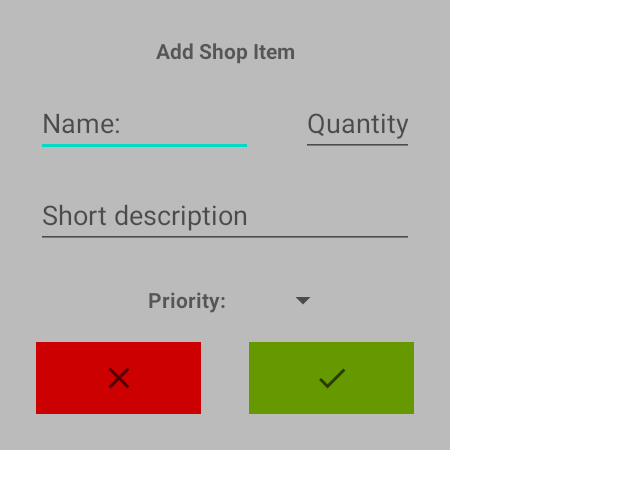
After one commit to zvonimirplivelic/ShopHopper, an Android app: the layout dialog_add_shop_item.xml on its own in the app's theme, with its tools: preview values and no code run, on a phone screen of 412 x 824 dp. The commit adds this screen. Shown: the top 489 px of the screen. Run offline under Robolectric (Android 15) with nearby library versions, the phone set to English and light mode, and no system bars.

Commit message:
Creating add item dialog layout

```diff
--- a/app/src/main/java/com/zvonimirplivelic/shophopper/ui/MainActivity.kt
+++ b/app/src/main/java/com/zvonimirplivelic/shophopper/ui/MainActivity.kt
@@ -2,7 +2,6 @@ package com.zvonimirplivelic.shophopper.ui
 
 import androidx.appcompat.app.AppCompatActivity
 import android.os.Bundle
-import androidx.lifecycle.ViewModelProvider
 import androidx.lifecycle.ViewModelProviders
 import com.zvonimirplivelic.shophopper.R
 import com.zvonimirplivelic.shophopper.db.ShopDatabase
@@ -17,6 +16,6 @@ class MainActivity : AppCompatActivity() {
         val repository = ShopRepository(database)
         val factory = ShopViewModelFactory(repository)
 
-        val viewModel = ViewModelProviders.of(this, factory).get(ShopViewModel::class.java)
+        val viewModel = ViewModelProviders.of(this, factory).get(ShopListViewModel::class.java)
     }
 }
--- a/app/src/main/java/com/zvonimirplivelic/shophopper/ui/ShopListViewModel.kt
+++ b/app/src/main/java/com/zvonimirplivelic/shophopper/ui/ShopListViewModel.kt
@@ -7,7 +7,7 @@ import kotlinx.coroutines.CoroutineScope
 import kotlinx.coroutines.Dispatchers
 import kotlinx.coroutines.launch
 
-class ShopViewModel(
+class ShopListViewModel(
     private val repository: ShopRepository
 ) : ViewModel() {
 
--- a/app/src/main/java/com/zvonimirplivelic/shophopper/ui/ShopViewModelFactory.kt
+++ b/app/src/main/java/com/zvonimirplivelic/shophopper/ui/ShopViewModelFactory.kt
@@ -8,6 +8,6 @@ class ShopViewModelFactory(
     private val repository: ShopRepository
 ): ViewModelProvider.NewInstanceFactory() {
     override fun <T : ViewModel?> create(modelClass: Class<T>): T {
-        return ShopViewModel(repository) as T
+        return ShopListViewModel(repository) as T
     }
 }
--- /dev/null
+++ b/app/src/main/res/drawable/ic_cancel.xml
@@ -0,0 +1,10 @@
+<vector xmlns:android="http://schemas.android.com/apk/res/android"
+    android:width="24dp"
+    android:height="24dp"
+    android:viewportWidth="24"
+    android:viewportHeight="24"
+    android:tint="?attr/colorControlNormal">
+  <path
+      android:fillColor="@android:color/white"
+      android:pathData="M19,6.41L17.59,5 12,10.59 6.41,5 5,6.41 10.59,12 5,17.59 6.41,19 12,13.41 17.59,19 19,17.59 13.41,12z"/>
+</vector>
--- /dev/null
+++ b/app/src/main/res/drawable/ic_check.xml
@@ -0,0 +1,10 @@
+<vector xmlns:android="http://schemas.android.com/apk/res/android"
+    android:width="24dp"
+    android:height="24dp"
+    android:viewportWidth="24"
+    android:viewportHeight="24"
+    android:tint="?attr/colorControlNormal">
+  <path
+      android:fillColor="@android:color/white"
+      android:pathData="M9,16.17L4.83,12l-1.42,1.41L9,19 21,7l-1.41,-1.41z"/>
+</vector>
--- /dev/null
+++ b/app/src/main/res/layout/dialog_add_shop_item.xml
@@ -0,0 +1,107 @@
+<?xml version="1.0" encoding="utf-8"?>
+<androidx.constraintlayout.widget.ConstraintLayout xmlns:android="http://schemas.android.com/apk/res/android"
+    xmlns:app="http://schemas.android.com/apk/res-auto"
+    android:layout_width="300dp"
+    android:layout_height="wrap_content"
+    android:background="#bbbbbb"
+    android:padding="8dp">
+
+    <TextView
+        android:id="@+id/tvTitle"
+        android:layout_width="wrap_content"
+        android:layout_height="wrap_content"
+        android:layout_margin="16dp"
+        android:text="Add Shop Item"
+        android:textStyle="bold"
+        app:layout_constraintLeft_toLeftOf="parent"
+        app:layout_constraintRight_toRightOf="parent"
+        app:layout_constraintTop_toTopOf="parent" />
+
+    <EditText
+        android:id="@+id/etItemName"
+        android:layout_width="0dp"
+        android:layout_height="wrap_content"
+        android:layout_margin="16dp"
+        android:hint="Name: "
+        android:inputType="text"
+        android:maxLength="16"
+        app:layout_constraintLeft_toLeftOf="parent"
+        app:layout_constraintRight_toLeftOf="@id/etItemQuantity"
+        app:layout_constraintTop_toBottomOf="@id/tvTitle" />
+
+    <EditText
+        android:id="@+id/etItemQuantity"
+        android:layout_width="75dp"
+        android:layout_height="wrap_content"
+        android:layout_margin="16dp"
+        android:hint="Quantity: "
+        android:inputType="number"
+        android:maxLength="2"
+        app:layout_constraintLeft_toRightOf="@id/etItemName"
+        app:layout_constraintRight_toRightOf="parent"
+        app:layout_constraintTop_toBottomOf="@id/tvTitle" />
+
+    <EditText
+        android:id="@+id/etItemDescription"
+        android:layout_width="match_parent"
+        android:layout_height="wrap_content"
+        android:layout_margin="16dp"
+        android:hint="Short description"
+        app:layout_constraintLeft_toLeftOf="parent"
+        app:layout_constraintRight_toRightOf="parent"
+        app:layout_constraintTop_toBottomOf="@id/etItemName" />
+
+    <TextView
+        android:id="@+id/spinnerLabel"
+        android:layout_width="wrap_content"
+        android:layout_height="wrap_content"
+        android:layout_margin="16dp"
+        android:labelFor="@id/spinnerPriority"
+        android:padding="8dp"
+        android:text="Priority: "
+        android:textStyle="bold"
+        app:layout_constraintEnd_toStartOf="@+id/spinnerPriority"
+        app:layout_constraintHorizontal_bias="0.5"
+        app:layout_constraintHorizontal_chainStyle="packed"
+        app:layout_constraintStart_toStartOf="parent"
+        app:layout_constraintTop_toBottomOf="@id/etItemDescription" />
+
+    <Spinner
+        android:id="@+id/spinnerPriority"
+        android:layout_width="wrap_content"
+        android:layout_height="wrap_content"
+        android:labelFor="@id/spinnerPriority"
+        android:padding="8dp"
+        app:layout_constraintBottom_toBottomOf="@id/spinnerLabel"
+        app:layout_constraintEnd_toEndOf="parent"
+        app:layout_constraintHorizontal_bias="0.5"
+        app:layout_constraintStart_toEndOf="@+id/spinnerLabel"
+        app:layout_constraintTop_toTopOf="@id/spinnerLabel" />
+
+    <ImageButton
+        android:id="@+id/ibCancel"
+        android:layout_width="0dp"
+        android:layout_height="48dp"
+        android:layout_margin="16dp"
+        android:background="@android:color/holo_red_dark"
+        android:src="@drawable/ic_cancel"
+        app:layout_constraintBottom_toBottomOf="parent"
+        app:layout_constraintLeft_toLeftOf="parent"
+        app:layout_constraintRight_toLeftOf="@id/ibConfirm"
+        app:layout_constraintTop_toBottomOf="@id/spinnerPriority" />
+
+
+    <ImageButton
+        android:id="@+id/ibConfirm"
+        android:layout_width="0dp"
+        android:layout_height="48dp"
+        android:layout_margin="16dp"
+        android:background="@android:color/holo_green_dark"
+        android:src="@drawable/ic_check"
+        app:layout_constraintBottom_toBottomOf="parent"
+        app:layout_constraintLeft_toRightOf="@id/ibCancel"
+        app:layout_constraintRight_toRightOf="parent"
+        app:layout_constraintTop_toBottomOf="@id/spinnerPriority" />
+
+
+</androidx.constraintlayout.widget.ConstraintLayout>
```
Also changed, not shown: app/src/main/java/com/zvonimirplivelic/shophopper/other/ShopItemAdapter.kt (+44 -4 lines), app/src/main/res/drawable-anydpi/ic_add.xml (added, +11 -0 lines), app/src/main/res/layout/activity_main.xml (+14 -4 lines), app/src/main/res/drawable-hdpi/ic_add.png (added), app/src/main/res/drawable-mdpi/ic_add.png (added), app/src/main/res/drawable-xhdpi/ic_add.png (added), app/src/main/res/drawable-xxhdpi/ic_add.png (added).
